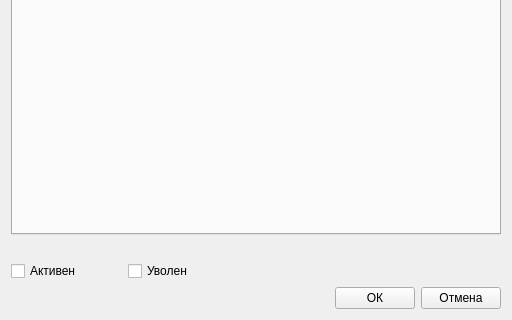
Valera-cyber/Helper, file View/main_container/setting_view.ui: the form before one commit; both pictures show x 0 to 512 and y 368 to 688 of the 512 by 688 pixel window.
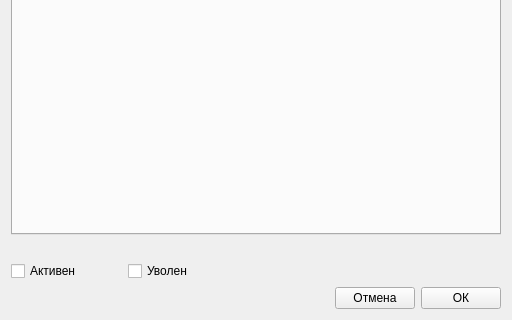
The form after the commit.

The edit to the form file:
```diff
--- a/View/main_container/setting_view.ui
+++ b/View/main_container/setting_view.ui
@@ -205,16 +205,16 @@
       </spacer>
      </item>
      <item>
-      <widget class="QPushButton" name="btn_save">
+      <widget class="QPushButton" name="btn_cancel">
        <property name="text">
-        <string>ОК</string>
+        <string>Отмена</string>
        </property>
       </widget>
      </item>
      <item>
-      <widget class="QPushButton" name="btn_cancel">
+      <widget class="QPushButton" name="btn_save">
        <property name="text">
-        <string>Отмена</string>
+        <string>ОК</string>
        </property>
       </widget>
      </item>
```
